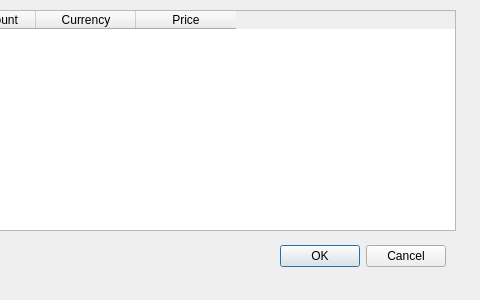
The window that CurrentTxList.ui (zeroreserve/ZeroReserve) describes before a commit, drawn with Qt 5; both pictures show x 285 to 765 and y 0 to 300 of the 765 by 300 pixel window.
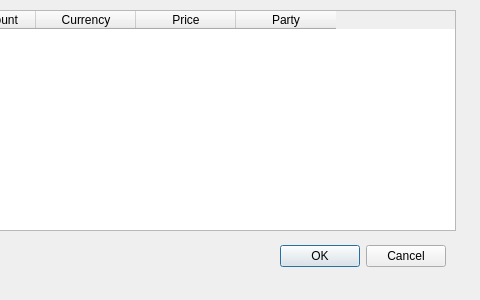
The same window after the commit.

Commit message: Contract Display Dialog

```diff
--- a/CurrentTxList.ui
+++ b/CurrentTxList.ui
@@ -69,6 +69,11 @@
      <string>Price</string>
     </property>
    </column>
+   <column>
+    <property name="text">
+     <string>Party</string>
+    </property>
+   </column>
   </widget>
  </widget>
  <resources/>
```
The commit also changes 2 other files.
